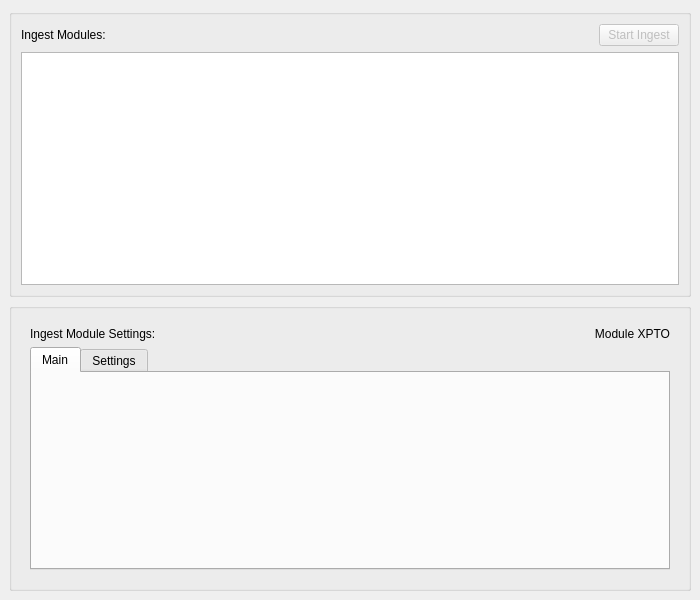
Before: the Qt Designer form src/ui/windows/ingestPicker/ingestPicker.ui in davidferrei/nomen, drawn with Qt 5.
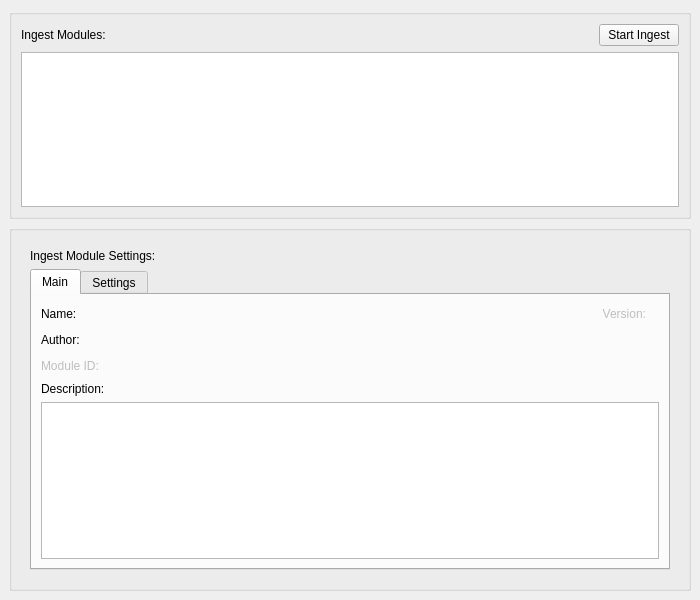
After: the same form once the commit is applied. Icons and pictures are not drawn.

Patch:
```diff
--- a/src/ui/windows/ingestPicker/ingestPicker.ui
+++ b/src/ui/windows/ingestPicker/ingestPicker.ui
@@ -58,7 +58,7 @@
            <item>
             <widget class="QPushButton" name="startIngestBttn">
              <property name="enabled">
-              <bool>false</bool>
+              <bool>true</bool>
              </property>
              <property name="text">
               <string>Start Ingest</string>
@@ -97,7 +97,7 @@
                  <enum>Qt::LayoutDirection::LeftToRight</enum>
                 </property>
                 <property name="text">
-                 <string>Module XPTO</string>
+                 <string/>
                 </property>
                 <property name="alignment">
                  <set>Qt::AlignmentFlag::AlignRight|Qt::AlignmentFlag::AlignTrailing|Qt::AlignmentFlag::AlignVCenter</set>
@@ -118,6 +118,153 @@
                <attribute name="title">
                 <string>Main</string>
                </attribute>
+               <layout class="QVBoxLayout" name="verticalLayout_tabMain">
+                <item>
+                 <layout class="QHBoxLayout" name="horizontalLayout_3">
+                  <item>
+                   <widget class="QLabel" name="NameLabel">
+                    <property name="text">
+                     <string>Name:</string>
+                    </property>
+                   </widget>
+                  </item>
+                  <item>
+                   <widget class="QLabel" name="NameValue">
+                    <property name="text">
+                     <string/>
+                    </property>
+                   </widget>
+                  </item>
+                  <item>
+                   <spacer name="horizontalSpacer_2">
+                    <property name="orientation">
+                     <enum>Qt::Orientation::Horizontal</enum>
+                    </property>
+                    <property name="sizeHint" stdset="0">
+                     <size>
+                      <width>40</width>
+                      <height>20</height>
+                     </size>
+                    </property>
+                   </spacer>
+                  </item>
+                  <item>
+                   <widget class="QLabel" name="VersionLabel">
+                    <property name="enabled">
+                     <bool>false</bool>
+                    </property>
+                    <property name="text">
+                     <string>Version:</string>
+                    </property>
+                    <property name="alignment">
+                     <set>Qt::AlignmentFlag::AlignRight|Qt::AlignmentFlag::AlignTrailing|Qt::AlignmentFlag::AlignVCenter</set>
+                    </property>
+                   </widget>
+                  </item>
+                  <item>
+                   <widget class="QLabel" name="VersionValue">
+                    <property name="enabled">
+                     <bool>false</bool>
+                    </property>
+                    <property name="text">
+                     <string/>
+                    </property>
+                    <property name="alignment">
+                     <set>Qt::AlignmentFlag::AlignRight|Qt::AlignmentFlag::AlignTrailing|Qt::AlignmentFlag::AlignVCenter</set>
+                    </property>
+                   </widget>
+                  </item>
+                 </layout>
+                </item>
+                <item>
+                 <layout class="QHBoxLayout" name="horizontalLayout_4">
+                  <item>
+                   <widget class="QLabel" name="AuthorLabel">
+                    <property name="text">
+                     <string>Author:</string>
+                    </property>
+                   </widget>
+                  </item>
+                  <item>
+                   <widget class="QLabel" name="AuthorValue">
+                    <property name="text">
+                     <string/>
+                    </property>
+                   </widget>
+                  </item>
+                  <item>
+                   <spacer name="horizontalSpacer_3">
+                    <property name="orientation">
+                     <enum>Qt::Orientation::Horizontal</enum>
+                    </property>
+                    <property name="sizeHint" stdset="0">
+                     <size>
+                      <width>40</width>
+                      <height>20</height>
+                     </size>
+                    </property>
+                   </spacer>
+                  </item>
+                 </layout>
+                </item>
+                <item>
+                 <layout class="QHBoxLayout" name="horizontalLayout_5">
+                  <item>
+                   <widget class="QLabel" name="ModuleIDLabel">
+                    <property name="enabled">
+                     <bool>false</bool>
+                    </property>
+                    <property name="text">
+                     <string>Module ID:</string>
+                    </property>
+                   </widget>
+                  </item>
+                  <item>
+                   <widget class="QLabel" name="ModuleIDValue">
+                    <property name="enabled">
+                     <bool>false</bool>
+                    </property>
+                    <property name="text">
+                     <string/>
+                    </property>
+                   </widget>
+                  </item>
+                  <item>
+                   <spacer name="horizontalSpacer_4">
+                    <property name="orientation">
+                     <enum>Qt::Orientation::Horizontal</enum>
+                    </property>
+                    <property name="sizeHint" stdset="0">
+                     <size>
+                      <width>40</width>
+                      <height>20</height>
+                     </size>
+                    </property>
+                   </spacer>
+                  </item>
+                 </layout>
+                </item>
+                <item>
+                 <widget class="QLabel" name="label_description">
+                  <property name="text">
+                   <string>Description:</string>
+                  </property>
+                 </widget>
+                </item>
+                <item>
+                 <widget class="QTextEdit" name="moduleDescriptionEdit">
+                  <property name="minimumSize">
+                   <size>
+                    <width>0</width>
+                    <height>140</height>
+                   </size>
+                  </property>
+                  <property name="readOnly">
+                   <bool>true</bool>
+                  </property>
+                 </widget>
+                </item>
+               </layout>
               </widget>
               <widget class="QWidget" name="tab">
                <attribute name="title">
```
